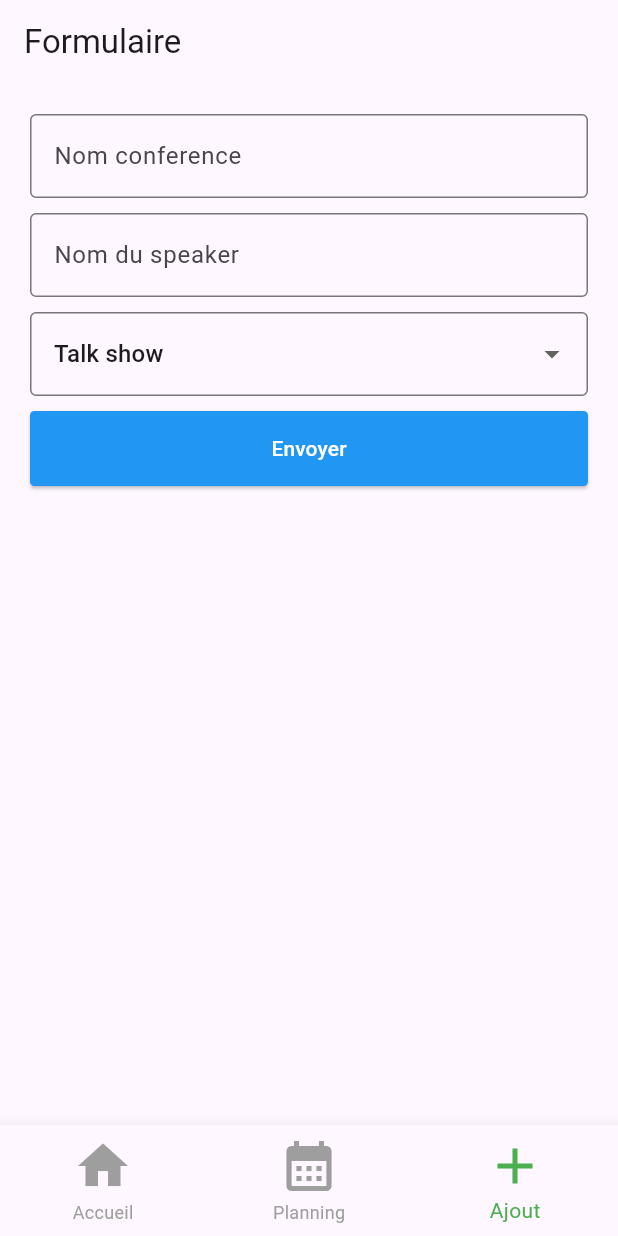
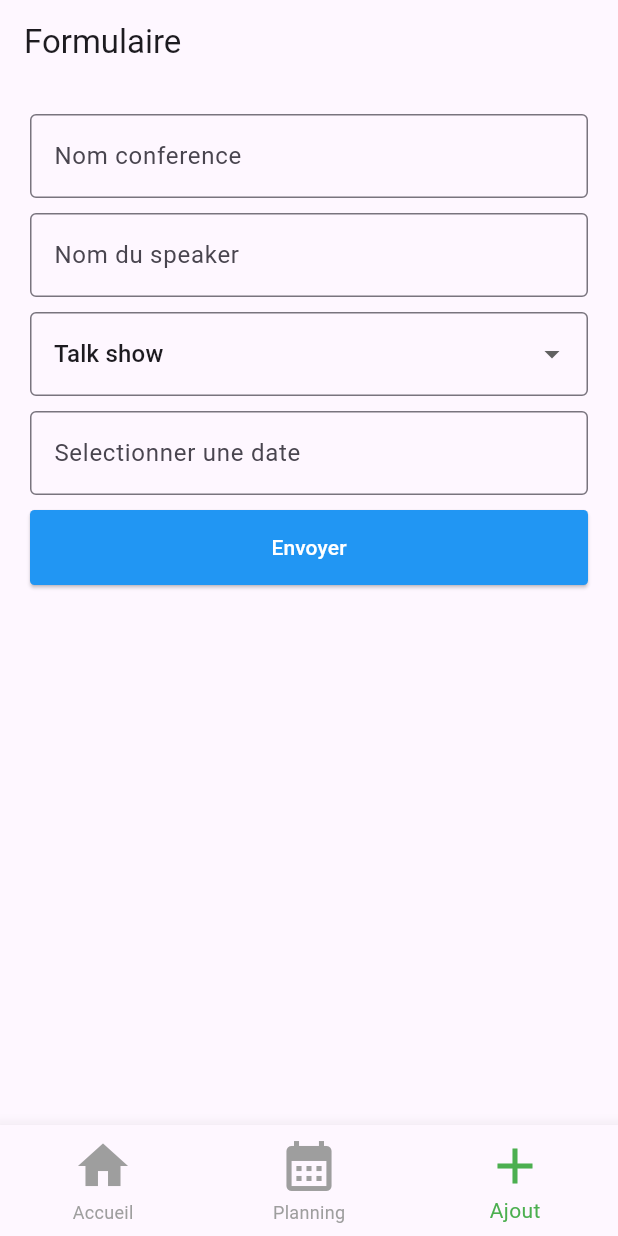
Before and after one commit to jeannotds/asynconf-flutter, a Flutter app: the screen it shows after launch, item 3 of the bottom bar chosen, on a phone screen of 412 x 824 dp. Run offline on Flutter 3.47's test engine with Material 3 defaults, Android fonts, the light colour scheme and no system bars; drawn by our look-alikes of date_field.

Commit message:
use date

```diff
--- a/lib/pages/add_event_page.dart
+++ b/lib/pages/add_event_page.dart
@@ -1,4 +1,5 @@
 import 'package:flutter/material.dart';
+import 'package:date_field/date_field.dart';
 
 class AddEventPage extends StatefulWidget {
   const AddEventPage({super.key});
@@ -15,6 +16,8 @@ class _AddEventPageState extends State<AddEventPage> {
   final confNameController = TextEditingController();
   final confSpeakerNameController = TextEditingController();
   String confSelectedType = "talk";
+  DateTime confSelectedDate = DateTime.now();
+  //  selectedDate;
 
 //dispose elements to get
   @override
@@ -85,6 +88,21 @@ class _AddEventPageState extends State<AddEventPage> {
                   },
                   value: confSelectedType),
             ),
+            Container(
+              margin: const EdgeInsets.only(bottom: 10),
+              child: DateTimeFormField(
+                decoration: const InputDecoration(
+                    labelText: 'Selectionner une date',
+                    border: OutlineInputBorder()),
+                initialPickerDateTime:
+                    DateTime.now().add(const Duration(days: 20)),
+                onChanged: (DateTime? value) {
+                  setState(() {
+                    confSelectedDate = value!;
+                  });
+                },
+              ),
+            ),
             SizedBox(
               width: double.infinity,
               height: 50,
@@ -109,6 +127,7 @@ class _AddEventPageState extends State<AddEventPage> {
                       print("confNameController : $name");
                       print("confNameController : $speaker");
                       print("Type de conference : $typeConf");
+                      print("date : $confSelectedDate");
                     }
                   },
                   child: const Text("Envoyer")),
--- a/pubspec.yaml
+++ b/pubspec.yaml
@@ -35,6 +35,7 @@ dependencies:
   # The following adds the Cupertino Icons font to your application.
   # Use with the CupertinoIcons class for iOS style icons.
   cupertino_icons: ^1.0.8
+  date_field: ^5.2.1
 
 dev_dependencies:
   flutter_test:
```
Also changed, not shown: pubspec.lock.
